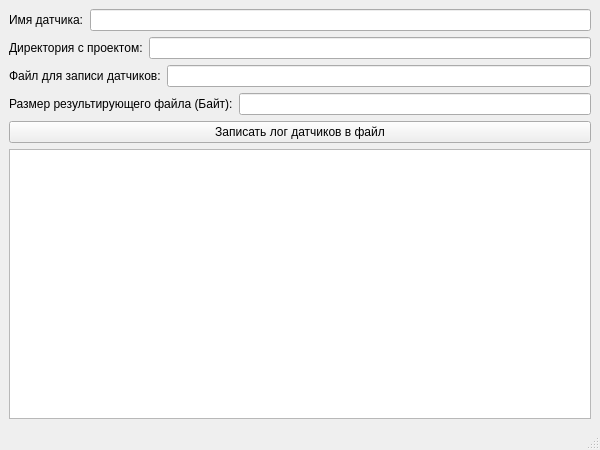
First picture: the form in src/MainWindow.ui, repository alskondr/read-sensors, before the edit.
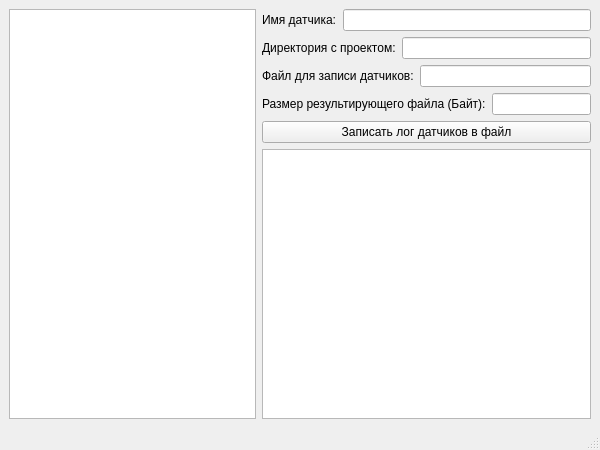
Second picture: the form after the edit.

Commit message: Added project dir model

```diff
--- a/src/MainWindow.ui
+++ b/src/MainWindow.ui
@@ -20,6 +20,11 @@
    <string>Программа по работе с датчиками в проектах</string>
   </property>
   <widget class="QWidget" name="centralwidget">
+   <layout class="QHBoxLayout" name="horizontalLayout">
+    <item>
+     <widget class="QTreeView" name="m_projectTreeView"/>
+    </item>
+    <item>
    <layout class="QVBoxLayout" name="verticalLayout">
     <item>
      <layout class="QHBoxLayout" name="m_sensorNameLayout">
@@ -94,6 +99,8 @@
 &lt;p style=&quot;-qt-paragraph-type:empty; margin-top:0px; margin-bottom:0px; margin-left:0px; margin-right:0px; -qt-block-indent:0; text-indent:0px;&quot;&gt;&lt;br /&gt;&lt;/p&gt;&lt;/body&gt;&lt;/html&gt;</string>
       </property>
      </widget>
+      </item>
+     </layout>
     </item>
    </layout>
   </widget>
```
Lines whose indentation alone changed are shown as unchanged. The commit also changes 9 other files.
